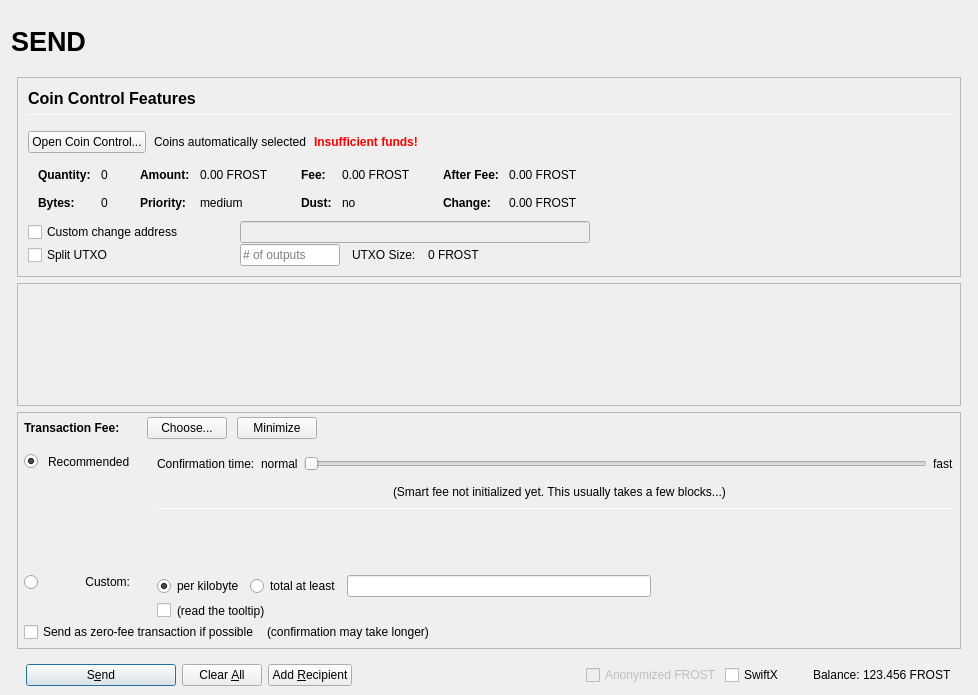
First picture: the form in src/qt/forms/sendcoinsdialog.ui, repository EvilCrypto/MasterBitPOS, before the edit.
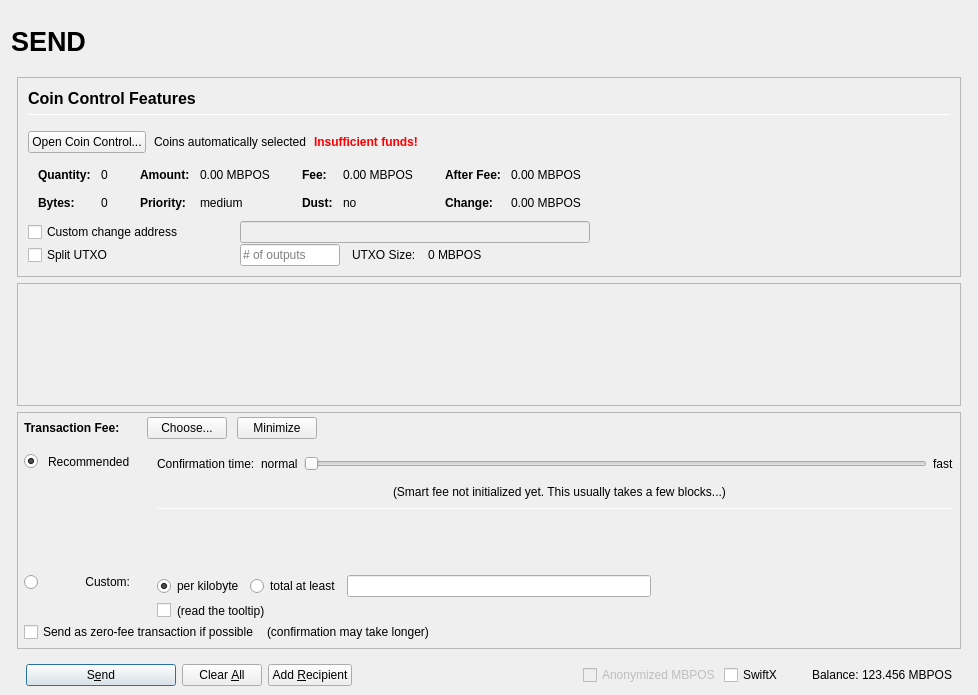
Second picture: the form after the edit. Icons and pictures are not drawn. Custom widgets are drawn as their Qt base class.

```diff
--- a/src/qt/forms/sendcoinsdialog.ui
+++ b/src/qt/forms/sendcoinsdialog.ui
@@ -493,7 +493,7 @@
                         <enum>Qt::ActionsContextMenu</enum>
                        </property>
                        <property name="text">
-                        <string notr="true">0.00 FROST</string>
+                        <string notr="true">0.00 MBPOS</string>
                        </property>
                        <property name="textInteractionFlags">
                         <set>Qt::LinksAccessibleByMouse|Qt::TextSelectableByKeyboard|Qt::TextSelectableByMouse</set>
@@ -573,7 +573,7 @@
                         <enum>Qt::ActionsContextMenu</enum>
                        </property>
                        <property name="text">
-                        <string notr="true">0.00 FROST</string>
+                        <string notr="true">0.00 MBPOS</string>
                        </property>
                        <property name="textInteractionFlags">
                         <set>Qt::LinksAccessibleByMouse|Qt::TextSelectableByKeyboard|Qt::TextSelectableByMouse</set>
@@ -653,7 +653,7 @@
                         <enum>Qt::ActionsContextMenu</enum>
                        </property>
                        <property name="text">
-                        <string notr="true">0.00 FROST</string>
+                        <string notr="true">0.00 MBPOS</string>
                        </property>
                        <property name="textInteractionFlags">
                         <set>Qt::LinksAccessibleByMouse|Qt::TextSelectableByKeyboard|Qt::TextSelectableByMouse</set>
@@ -682,7 +682,7 @@
                         <enum>Qt::ActionsContextMenu</enum>
                        </property>
                        <property name="text">
-                        <string notr="true">0.00 FROST</string>
+                        <string notr="true">0.00 MBPOS</string>
                        </property>
                        <property name="textInteractionFlags">
                         <set>Qt::LinksAccessibleByMouse|Qt::TextSelectableByKeyboard|Qt::TextSelectableByMouse</set>
@@ -849,7 +849,7 @@
                 <item>
                  <widget class="QLabel" name="labelBlockSize">
                   <property name="text">
-                   <string>0 FROST</string>
+                   <string>0 MBPOS</string>
                   </property>
                  </widget>
                 </item>
@@ -1686,7 +1686,7 @@
                 <bool>false</bool>
                </property>
                <property name="text">
-                <string>Anonymized FROST</string>
+                <string>Anonymized MBPOS</string>
                </property>
               </widget>
              </item>
@@ -1725,7 +1725,7 @@
                 <cursorShape>IBeamCursor</cursorShape>
                </property>
                <property name="text">
-                <string notr="true">123.456 FROST</string>
+                <string notr="true">123.456 MBPOS</string>
                </property>
                <property name="textInteractionFlags">
                 <set>Qt::LinksAccessibleByMouse|Qt::TextSelectableByKeyboard|Qt::TextSelectableByMouse</set>
```
Left out of the diff: 18 changed lines with no effect on the pictures.
